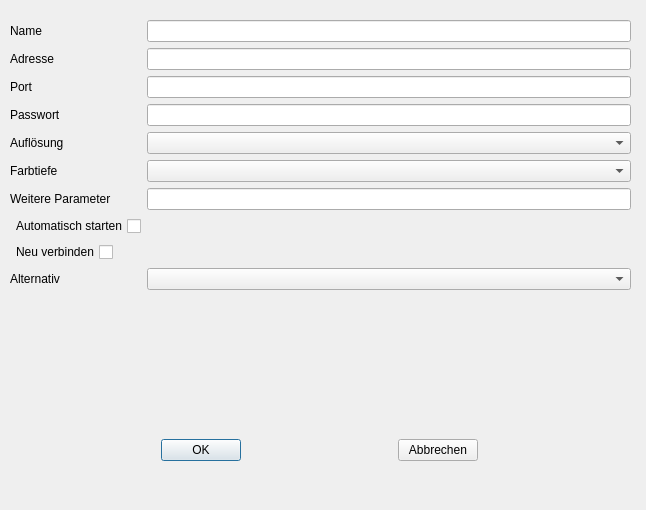
xtc-Thin-Client/xtcapp, file xtc/bin/dialogtigervnc.ui: the form before one commit.
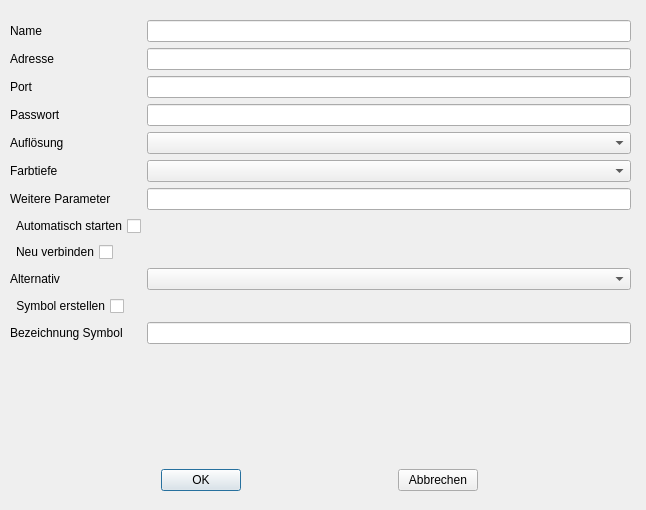
The form after the commit.

Patch:
```diff
--- a/xtc/bin/dialogtigervnc.ui
+++ b/xtc/bin/dialogtigervnc.ui
@@ -19,7 +19,7 @@
      <x>10</x>
      <y>20</y>
      <width>621</width>
-     <height>381</height>
+     <height>431</height>
     </rect>
    </property>
    <layout class="QFormLayout" name="formLayout">
@@ -123,15 +123,35 @@
     <item row="9" column="1">
      <widget class="QComboBox" name="vncInputAlternative"/>
     </item>
+    <item row="10" column="0">
+     <widget class="QCheckBox" name="vncInputIcon">
+      <property name="layoutDirection">
+       <enum>Qt::RightToLeft</enum>
+      </property>
+      <property name="text">
+       <string>Symbol erstellen</string>
+      </property>
+     </widget>
+    </item>
+    <item row="11" column="0">
+     <widget class="QLabel" name="vncLabelIconName">
+      <property name="text">
+       <string>Bezeichnung Symbol</string>
+      </property>
+     </widget>
+    </item>
+    <item row="11" column="1">
+     <widget class="QLineEdit" name="vncInputIconName"/>
+    </item>
    </layout>
   </widget>
   <widget class="QWidget" name="horizontalLayoutWidget">
    <property name="geometry">
     <rect>
      <x>10</x>
-     <y>410</y>
+     <y>460</y>
      <width>621</width>
-     <height>80</height>
+     <height>41</height>
     </rect>
    </property>
    <layout class="QHBoxLayout" name="horizontalLayout">
```
Left out of the diff: 4 changed lines with no effect on the pictures.
